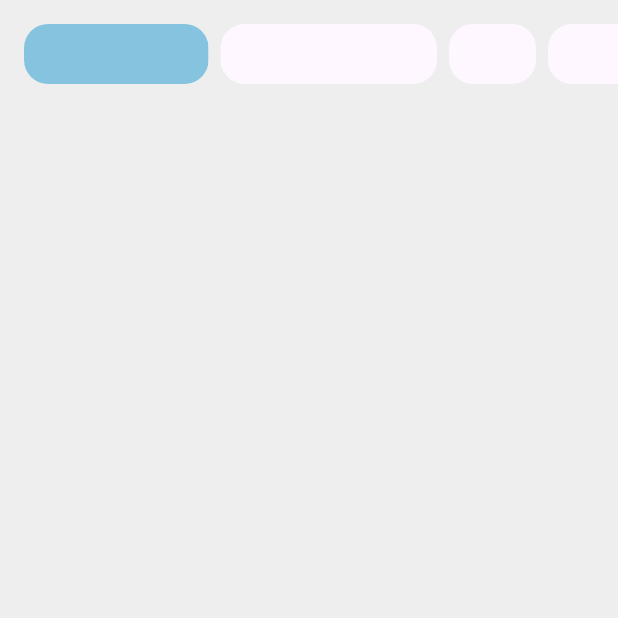
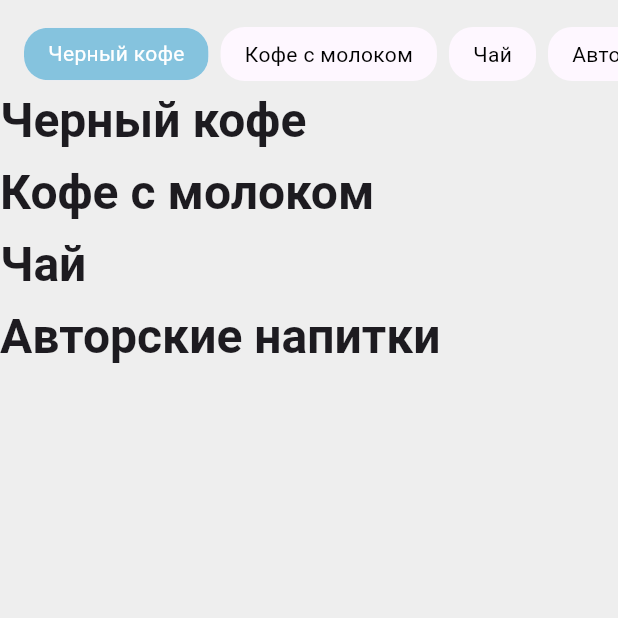
Before and after one commit to RyndyukDanila/coffee-shop-flutter-course, a Flutter app: the screen it shows after launch, on a phone screen of 412 x 824 dp, the top half of it. Run offline on Flutter 3.47's test engine with Material 3 defaults, Android fonts, the phone set to English and light mode, and no system bars; generated files the repository leaves out were written again.

Commit message:
Added MenuScreen Titles and localization strings for them

```diff
--- a/lib/src/features/menu/view/menu_screen.dart
+++ b/lib/src/features/menu/view/menu_screen.dart
@@ -1,5 +1,7 @@
 import 'package:flutter/material.dart';
+import 'package:flutter/widgets.dart';
 import 'package:flutter_course/src/features/menu/view/widgets/categories_list.dart';
+import 'package:flutter_gen/gen_l10n/app_localizations.dart';
 
 class MenuScreen extends StatelessWidget {
   const MenuScreen({super.key});
@@ -15,6 +17,30 @@ class MenuScreen extends StatelessWidget {
             backgroundColor: Theme.of(context).scaffoldBackgroundColor,
             flexibleSpace: const CategoriesList(),
           ),
+          SliverToBoxAdapter(
+            child: Text(
+              AppLocalizations.of(context)!.black_coffee,
+              style: Theme.of(context).textTheme.titleMedium,
+            ),
+          ),
+          SliverToBoxAdapter(
+            child: Text(
+              AppLocalizations.of(context)!.milk_coffee,
+              style: Theme.of(context).textTheme.titleMedium,
+            ),
+          ),
+          SliverToBoxAdapter(
+            child: Text(
+              AppLocalizations.of(context)!.tea,
+              style: Theme.of(context).textTheme.titleMedium,
+            ),
+          ),
+          SliverToBoxAdapter(
+            child: Text(
+              AppLocalizations.of(context)!.signature_drinks,
+              style: Theme.of(context).textTheme.titleMedium,
+            ),
+          ),
         ],
       ),
     );
--- a/lib/src/features/menu/view/widgets/categories_list.dart
+++ b/lib/src/features/menu/view/widgets/categories_list.dart
@@ -15,7 +15,6 @@ class _CategoriesListState extends State<CategoriesList> {
   @override
   void initState() {
     super.initState();
-
     selectedIndex = 0;
   }
 
--- a/lib/src/features/menu/view/widgets/category_item.dart
+++ b/lib/src/features/menu/view/widgets/category_item.dart
@@ -1,6 +1,12 @@
 import 'package:flutter/material.dart';
 
 class CategoryItem extends StatefulWidget {
+  final String name;
+  late int index;
+  late int selectedIndex;
+  Function setSelectedIndex;
+  bool get isSelected => selectedIndex == index;
+
   CategoryItem({
     super.key,
     required this.name,
@@ -8,12 +14,6 @@ class CategoryItem extends StatefulWidget {
     required this.selectedIndex,
     required this.setSelectedIndex,
   });
-
-  final String name;
-  late int index;
-  late int selectedIndex;
-  Function setSelectedIndex;
-  bool get isSelected => selectedIndex == index;
 
   @override
   State<CategoryItem> createState() => _CategoryItemState();
--- a/lib/src/localization/app_ru.arb
+++ b/lib/src/localization/app_ru.arb
@@ -1,3 +1,7 @@
 {
-    "title": "Кофейня"
+    "title": "Кофейня",
+    "black_coffee": "Черный кофе",
+    "milk_coffee": "Кофе с молоком",
+    "tea": "Чай",
+    "signature_drinks": "Авторские напитки"
 }
--- a/lib/src/theme/theme.dart
+++ b/lib/src/theme/theme.dart
@@ -15,14 +15,19 @@ final theme = ThemeData(
       fontSize: 14,
       fontWeight: FontWeight.w400,
       letterSpacing: 0.25,
-      height: 20,
     ),
     labelMedium: TextStyle(
-        color: AppColors.white,
-        fontFamily: "Roboto",
-        fontSize: 14,
-        fontWeight: FontWeight.w400,
-        letterSpacing: 0.25,
-        height: 20),
+      color: AppColors.white,
+      fontFamily: "Roboto",
+      fontSize: 14,
+      fontWeight: FontWeight.w400,
+      letterSpacing: 0.25,
+    ),
+    titleMedium: TextStyle(
+      fontFamily: "Roboto",
+      fontSize: 32,
+      fontWeight: FontWeight.w600,
+      letterSpacing: 0,
+    ),
   ),
 );
```
